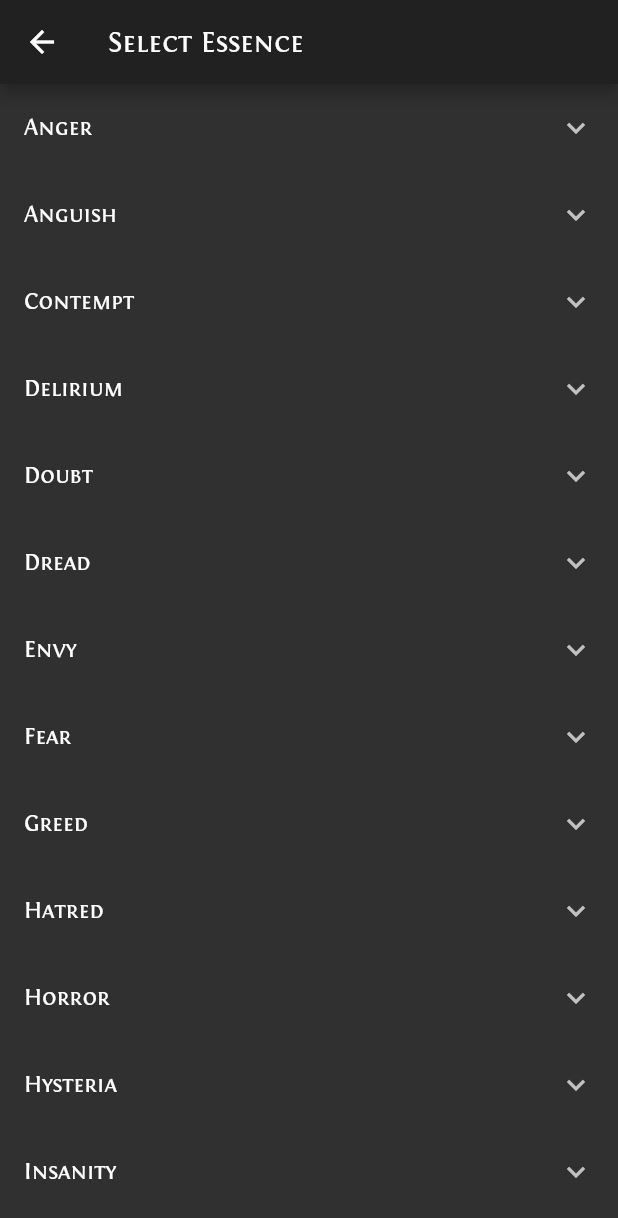
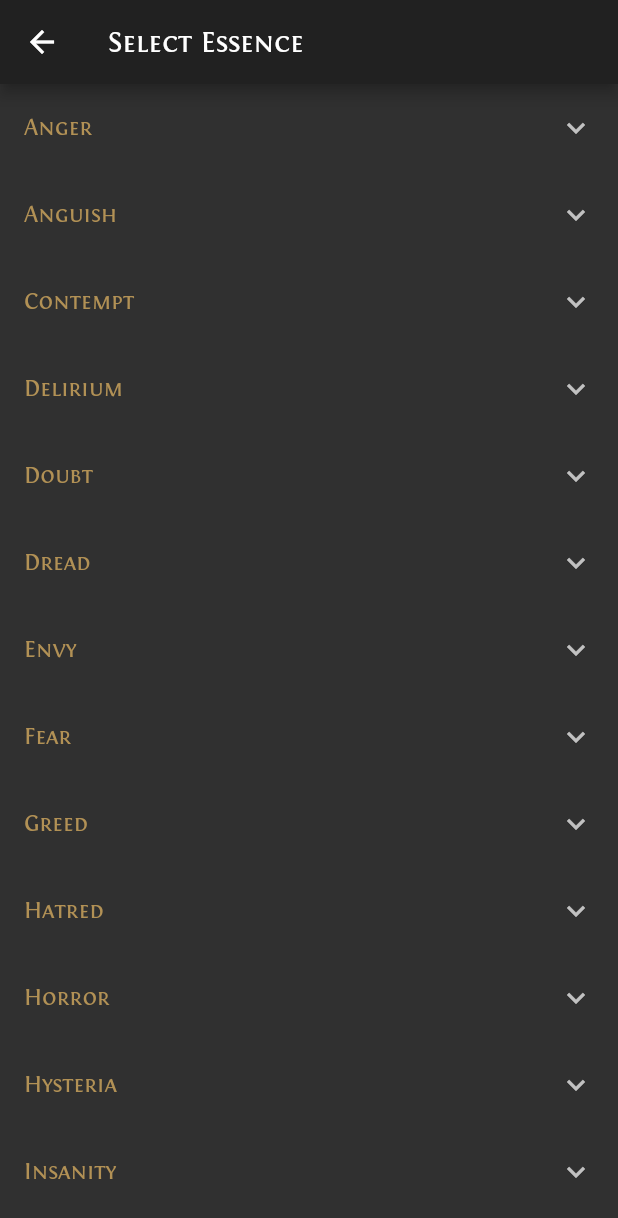
Before and after one commit to rfcoding/PathOfCraftingCode, a Flutter app: the EssenceCraftingWidget screen opened directly with empty values, on a phone screen of 412 x 824 dp. Shown: the top 1218 px of the screen. Run offline on Flutter 3.47's test engine with Material 2 defaults, Android fonts, the phone set to English and light mode, and no system bars; our stand-ins replace localstorage; project files that could hold a hidden picture were left out.

Commit message:
Change colors in essence tab

```diff
--- a/lib/widgets/essence_widget.dart
+++ b/lib/widgets/essence_widget.dart
@@ -47,13 +47,13 @@ class EssenceCraftingState extends State<EssenceCraftingWidget> {
   Widget _buildExpandableListItem(BuildContext context, int index) {
     final String key = essenceMap.keys.toList()[index];
     return ExpansionTile(
-      title: Text(key),
+      backgroundColor: Color(0xFF231E18),
+      title: Text(key, style: TextStyle(color: Color(0xFFB29155))),
       children: <Widget>[
         Column(
           children: _buildExpandedList(essenceMap[key]),
         )
       ],
-
     );
   }
 
```
